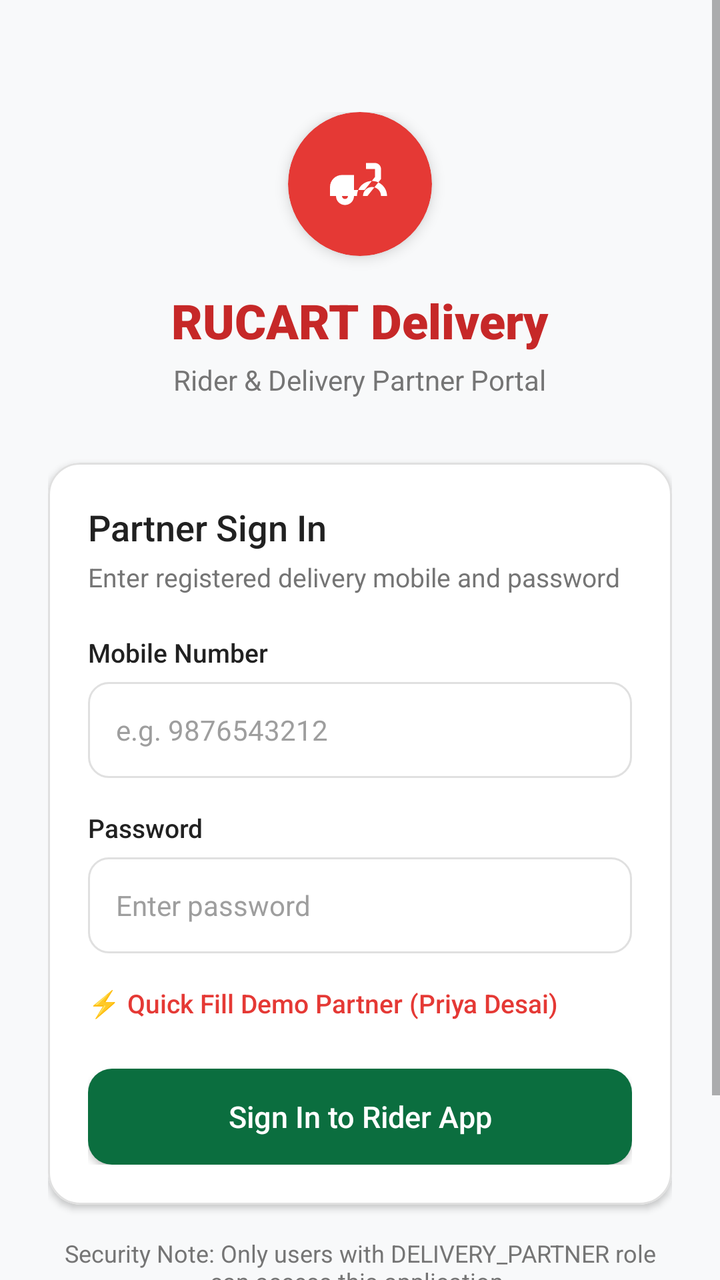
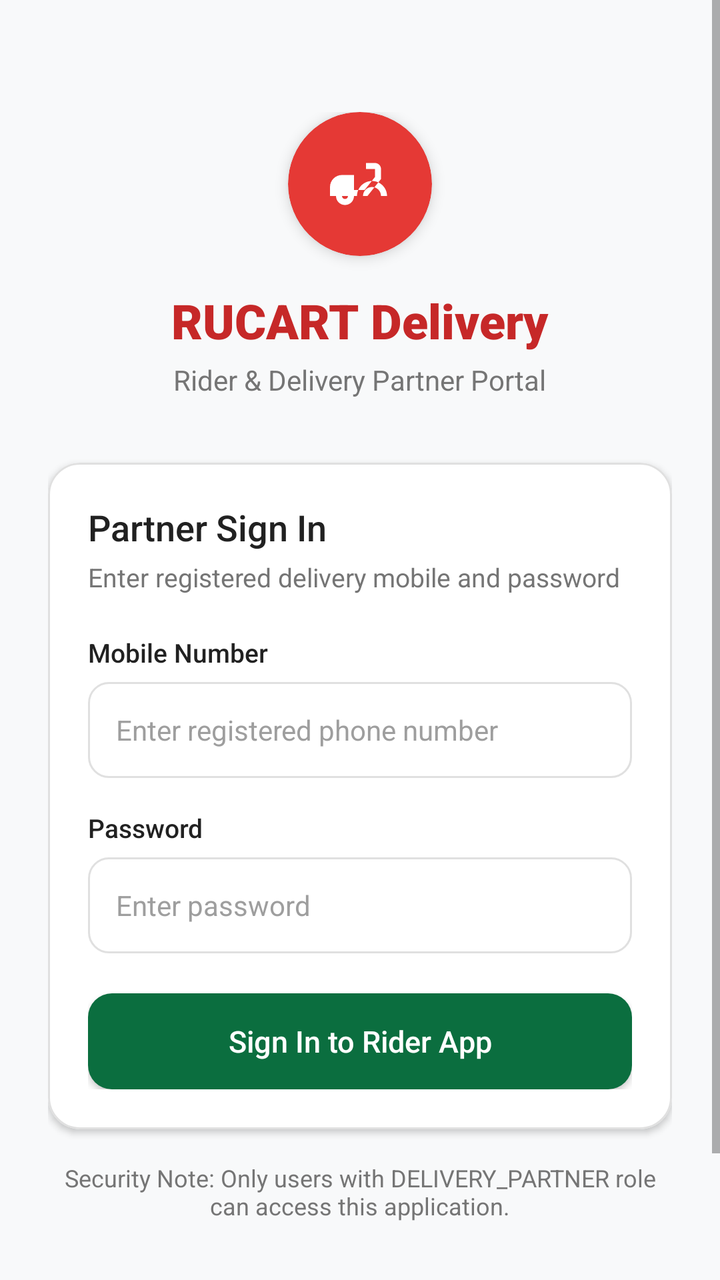

Screens rendered from an Android XML layout before and after an edit, with the pre-edit source and the edit as a unified diff.
<!-- AndroidManifest.xml: application theme Theme.Rucart -->
<!-- res/layout/activity_delivery_login.xml -->
<?xml version="1.0" encoding="utf-8"?>
<ScrollView xmlns:android="http://schemas.android.com/apk/res/android"
    xmlns:app="http://schemas.android.com/apk/res-auto"
    android:layout_width="match_parent"
    android:layout_height="match_parent"
    android:background="@color/colorBackground"
    android:fillViewport="true">

    <LinearLayout
        android:layout_width="match_parent"
        android:layout_height="wrap_content"
        android:orientation="vertical"
        android:padding="24dp">

        
        <LinearLayout
            android:layout_width="match_parent"
            android:layout_height="wrap_content"
            android:gravity="center_horizontal"
            android:orientation="vertical"
            android:paddingTop="32dp"
            android:paddingBottom="24dp">

            <com.google.android.material.card.MaterialCardView
                android:layout_width="72dp"
                android:layout_height="72dp"
                app:cardBackgroundColor="@color/colorPrimary"
                app:cardCornerRadius="36dp"
                app:cardElevation="4dp"
                app:strokeWidth="0dp">

                <ImageView
                    android:layout_width="36dp"
                    android:layout_height="36dp"
                    android:layout_gravity="center"
                    android:src="@drawable/ic_delivery"
                    app:tint="@color/colorWhite" />
            </com.google.android.material.card.MaterialCardView>

            <TextView
                android:layout_width="wrap_content"
                android:layout_height="wrap_content"
                android:layout_marginTop="16dp"
                android:fontFamily="sans-serif-black"
                android:text="RUCART Delivery"
                android:textColor="@color/colorPrimaryDark"
                android:textSize="24sp" />

            <TextView
                android:layout_width="wrap_content"
                android:layout_height="wrap_content"
                android:layout_marginTop="4dp"
                android:fontFamily="sans-serif"
                android:text="Rider &amp; Delivery Partner Portal"
                android:textColor="@color/colorTextSecondary"
                android:textSize="14sp" />
        </LinearLayout>

        
        <com.google.android.material.card.MaterialCardView
            android:layout_width="match_parent"
            android:layout_height="wrap_content"
            android:layout_marginTop="8dp"
            app:cardBackgroundColor="@color/colorWhite"
            app:cardCornerRadius="16dp"
            app:cardElevation="2dp"
            app:strokeColor="@color/colorBorder"
            app:strokeWidth="1dp">

            <LinearLayout
                android:layout_width="match_parent"
                android:layout_height="wrap_content"
                android:orientation="vertical"
                android:padding="20dp">

                <TextView
                    android:layout_width="wrap_content"
                    android:layout_height="wrap_content"
                    android:fontFamily="sans-serif-medium"
                    android:text="Partner Sign In"
                    android:textColor="@color/colorTextPrimary"
                    android:textSize="18sp" />

                <TextView
                    android:layout_width="wrap_content"
                    android:layout_height="wrap_content"
                    android:layout_marginTop="4dp"
                    android:fontFamily="sans-serif"
                    android:text="Enter registered delivery mobile and password"
                    android:textColor="@color/colorTextSecondary"
                    android:textSize="13sp" />

                
                <TextView
                    android:layout_width="wrap_content"
                    android:layout_height="wrap_content"
                    android:layout_marginTop="20dp"
                    android:fontFamily="sans-serif-medium"
                    android:text="Mobile Number"
                    android:textColor="@color/colorTextPrimary"
                    android:textSize="13sp" />

                <EditText
                    android:id="@+id/etDeliveryPhone"
                    android:layout_width="match_parent"
                    android:layout_height="48dp"
                    android:layout_marginTop="6dp"
                    android:background="@drawable/bg_edit_text"
                    android:hint="e.g. 9876543212"
                    android:inputType="phone"
                    android:maxLength="10"
                    android:paddingHorizontal="14dp"
                    android:textColor="@color/colorTextPrimary"
                    android:textColorHint="@color/colorTextHint"
                    android:textSize="14sp" />

                
                <TextView
                    android:layout_width="wrap_content"
                    android:layout_height="wrap_content"
                    android:layout_marginTop="16dp"
                    android:fontFamily="sans-serif-medium"
                    android:text="Password"
                    android:textColor="@color/colorTextPrimary"
                    android:textSize="13sp" />

                <EditText
                    android:id="@+id/etDeliveryPassword"
                    android:layout_width="match_parent"
                    android:layout_height="48dp"
                    android:layout_marginTop="6dp"
                    android:background="@drawable/bg_edit_text"
                    android:hint="Enter password"
                    android:inputType="textPassword"
                    android:paddingHorizontal="14dp"
                    android:textColor="@color/colorTextPrimary"
                    android:textColorHint="@color/colorTextHint"
                    android:textSize="14sp" />

                
                <TextView
                    android:id="@+id/tvDeliveryQuickFill"
                    android:layout_width="wrap_content"
                    android:layout_height="wrap_content"
                    android:layout_marginTop="12dp"
                    android:background="?android:attr/selectableItemBackground"
                    android:fontFamily="sans-serif-medium"
                    android:paddingVertical="4dp"
                    android:text="⚡ Quick Fill Demo Partner (Priya Desai)"
                    android:textColor="@color/colorPrimary"
                    android:textSize="13sp" />

                
                <androidx.appcompat.widget.AppCompatButton
                    android:id="@+id/btnDeliveryLogin"
                    android:layout_width="match_parent"
                    android:layout_height="48dp"
                    android:layout_marginTop="20dp"
                    android:background="@drawable/bg_button_primary"
                    android:fontFamily="sans-serif-medium"
                    android:text="Sign In to Rider App"
                    android:textAllCaps="false"
                    android:textColor="@color/colorWhite"
                    android:textSize="15sp" />

                <ProgressBar
                    android:id="@+id/pbDeliveryLogin"
                    android:layout_width="wrap_content"
                    android:layout_height="wrap_content"
                    android:layout_gravity="center_horizontal"
                    android:layout_marginTop="12dp"
                    android:indeterminateTint="@color/colorPrimary"
                    android:visibility="gone" />

            </LinearLayout>
        </com.google.android.material.card.MaterialCardView>

        
        <TextView
            android:layout_width="match_parent"
            android:layout_height="wrap_content"
            android:layout_marginTop="16dp"
            android:fontFamily="sans-serif"
            android:gravity="center"
            android:text="Security Note: Only users with DELIVERY_PARTNER role can access this application."
            android:textColor="@color/colorTextSecondary"
            android:textSize="12sp" />

        <Space
            android:layout_width="match_parent"
            android:layout_height="0dp"
            android:layout_weight="1" />

        
        <TextView
            android:id="@+id/tvBackToRoles"
            android:layout_width="match_parent"
            android:layout_height="wrap_content"
            android:layout_marginTop="24dp"
            android:layout_marginBottom="16dp"
            android:background="?android:attr/selectableItemBackground"
            android:fontFamily="sans-serif-medium"
            android:gravity="center"
            android:padding="8dp"
            android:text="← Back to Role Selection"
            android:textColor="@color/colorTextSecondary"
            android:textSize="14sp" />

    </LinearLayout>
</ScrollView>
<!-- resources referenced by this layout -->
<resources>
  <color name="colorBackground">#F8F9FA</color>
  <color name="colorBorder">#E0E0E0</color>
  <color name="colorPrimary">#E53935</color>
  <color name="colorPrimaryDark">#C62828</color>
  <color name="colorTextHint">#9E9E9E</color>
  <color name="colorTextPrimary">#212121</color>
  <color name="colorTextSecondary">#757575</color>
  <color name="colorWhite">#FFFFFF</color>
  <!-- drawable bg_button_primary (drawable) -->
  <?xml version="1.0" encoding="utf-8"?>
  <ripple xmlns:android="http://schemas.android.com/apk/res/android"
      android:color="#33FFFFFF">
      <item>
          <shape android:shape="rectangle">
              <solid android:color="@color/primary_green" />
              <corners android:radius="@dimen/corner_radius_medium" />
          </shape>
      </item>
  </ripple>
  <!-- drawable bg_edit_text (drawable) -->
  <?xml version="1.0" encoding="utf-8"?>
  <shape xmlns:android="http://schemas.android.com/apk/res/android"
      android:shape="rectangle">
  
      <solid android:color="#FFFFFF" />
  
      <corners android:radius="10dp" />
  
      <stroke
          android:width="1dp"
          android:color="#E0E0E0" />
  
      <padding
          android:left="12dp"
          android:top="8dp"
          android:right="12dp"
          android:bottom="8dp" />
  
  </shape>
  <!-- drawable ic_delivery (drawable) -->
  <vector xmlns:android="http://schemas.android.com/apk/res/android"
      android:width="24dp"
      android:height="24dp"
      android:viewportWidth="24"
      android:viewportHeight="24">
      <path
          android:fillColor="@color/primary_green"
          android:pathData="M19,7c0,-1.1 -0.9,-2 -2,-2h-3v2h3v2.65L13.52,14H10V9H6c-2.21,0 -4,1.79 -4,4v3h2c0,1.66 1.34,3 3,3s3,-1.34 3,-3h4.48L19,10.35V7zM7,17c-0.55,0 -1,-0.45 -1,-1h2c0,0.55 -0.45,1 -1,1zm12,-1c0,-1.66 -1.34,-3 -3,-3s-3,1.34 -3,3h-2c0,-2.76 2.24,-5 5,-5s5,2.24 5,5h-2z" />
  </vector>
  <style name="Theme.Rucart" parent="Theme.MaterialComponents.DayNight.NoActionBar">
          
          <item name="colorPrimary">@color/primary_green</item>
          <item name="colorPrimaryVariant">@color/primary_green_dark</item>
          <item name="colorOnPrimary">@color/text_on_primary</item>
  
          
          <item name="colorSecondary">@color/accent_green</item>
          <item name="colorSecondaryVariant">@color/primary_green_light</item>
          <item name="colorOnSecondary">@color/white</item>
  
          
          <item name="android:statusBarColor">@color/primary_green_dark</item>
          <item name="android:windowLightStatusBar">false</item>
          <item name="android:navigationBarColor">@color/white</item>
          <item name="android:windowLightNavigationBar">true</item>
  
          
          <item name="android:windowBackground">@color/window_background</item>
      </style>
  <color name="primary_green">#0B6E3F</color>
  <dimen name="corner_radius_medium">12dp</dimen>
  <color name="primary_green_dark">#074D2B</color>
  <color name="text_on_primary">#FFFFFF</color>
  <color name="accent_green">#00A859</color>
  <color name="primary_green_light">#13884C</color>
  <color name="white">#FFFFFF</color>
  <color name="window_background">#F8FAF9</color>
</resources>

<!-- the commit's change to res/layout/activity_delivery_login.xml (unified diff, before → after) -->
@@ -106,7 +106,7 @@
                     android:layout_height="48dp"
                     android:layout_marginTop="6dp"
                     android:background="@drawable/bg_edit_text"
-                    android:hint="e.g. 9876543212"
+                    android:hint="Enter registered phone number"
                     android:inputType="phone"
                     android:maxLength="10"
                     android:paddingHorizontal="14dp"
@@ -136,19 +136,6 @@
                     android:textColor="@color/colorTextPrimary"
                     android:textColorHint="@color/colorTextHint"
                     android:textSize="14sp" />
-
-                
-                <TextView
-                    android:id="@+id/tvDeliveryQuickFill"
-                    android:layout_width="wrap_content"
-                    android:layout_height="wrap_content"
-                    android:layout_marginTop="12dp"
-                    android:background="?android:attr/selectableItemBackground"
-                    android:fontFamily="sans-serif-medium"
-                    android:paddingVertical="4dp"
-                    android:text="⚡ Quick Fill Demo Partner (Priya Desai)"
-                    android:textColor="@color/colorPrimary"
-                    android:textSize="13sp" />
 
                 
                 <androidx.appcompat.widget.AppCompatButton
